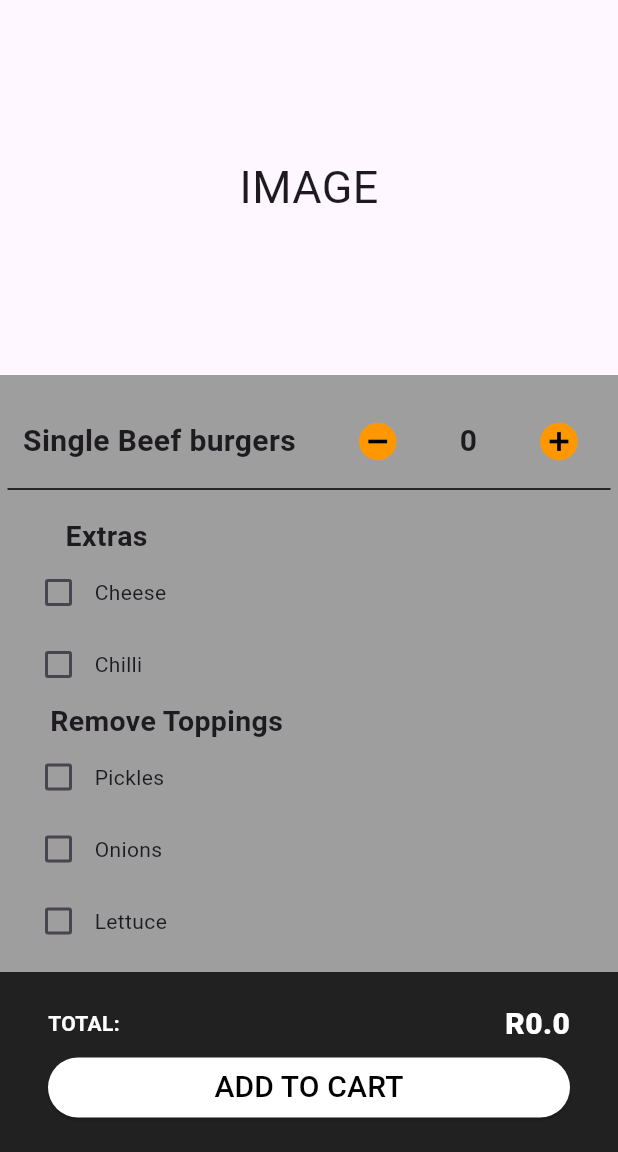
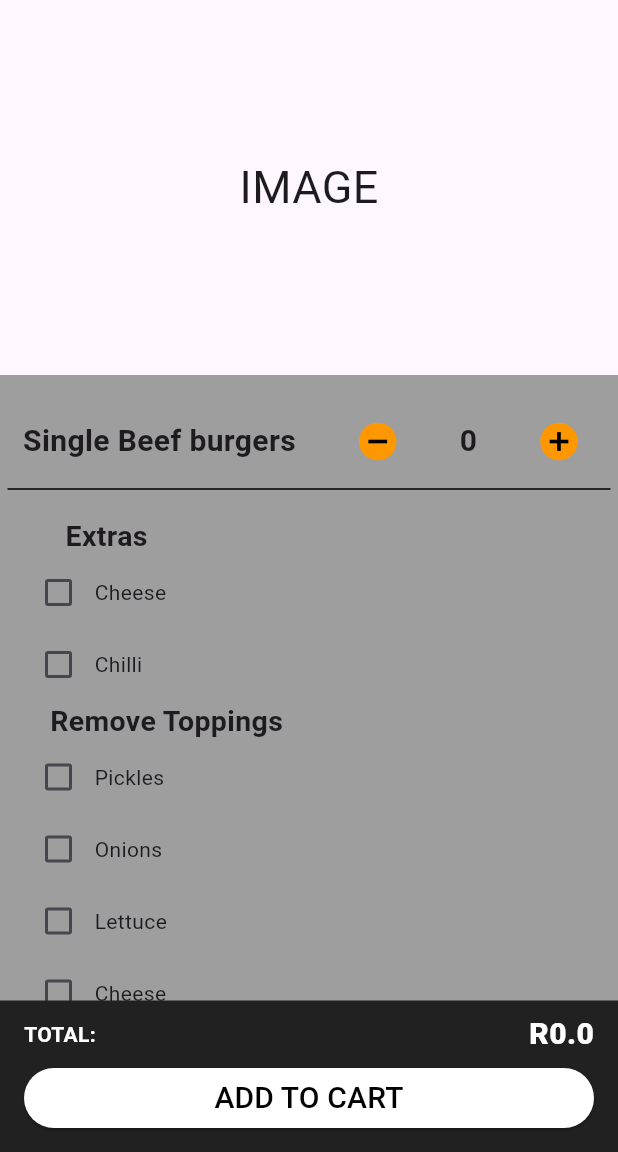
Before and after one commit to Mampuru/gourmet_eats, a Flutter app: the BeefView screen opened directly, on a phone screen of 412 x 824 dp, the part 84-1236 px from its top. Run offline on Flutter 3.47's test engine with Material 3 defaults, Android fonts, the phone set to English and light mode, and no system bars; our stand-ins replace get, share.

Commit message:
Removed unnecessary widget on bottom nav widget

```diff
--- a/lib/views/build_burger/beef_view.dart
+++ b/lib/views/build_burger/beef_view.dart
@@ -51,11 +51,7 @@ class _BeefViewState extends State<BeefView> {
   @override
   Widget build(BuildContext context) {
     return Scaffold(
-      bottomNavigationBar: BottomAppBar(
-        color: Colors.grey[900],
-        height: 120,
-        child: bottomBar(context),
-      ),
+      bottomNavigationBar: bottomBar(context),
       appBar: AppBar(
         iconTheme: IconThemeData(color: Colors.white),
         backgroundColor: Colors.grey[900],
@@ -345,6 +341,7 @@ class _BeefViewState extends State<BeefView> {
             width: _width,
             onTap: () => addToCart(),
           ),
+          SizedBox(height: 8.0),
         ],
       ),
     );
```
